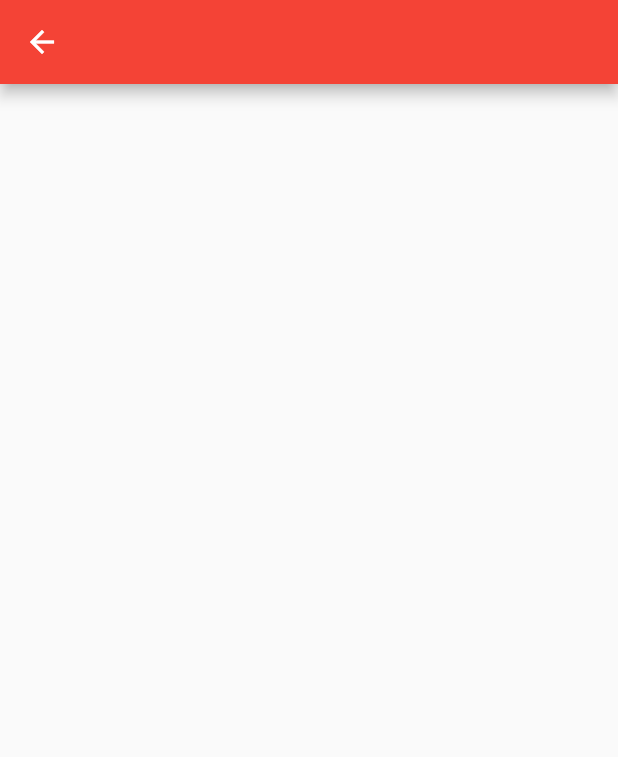
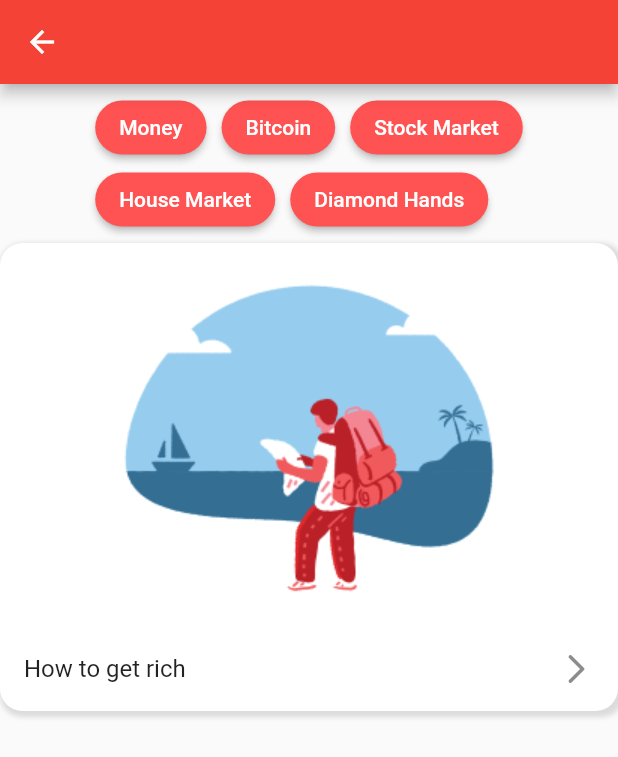
Before and after one commit to oluchristian/flutter-blog-app, a Flutter app: the HomePage screen opened directly, on a phone screen of 412 x 824 dp. Shown: the top 757 px of the screen. Run offline on Flutter 3.47's test engine with Material 2 defaults, Android fonts, the phone set to English and light mode, and no system bars.

Commit message:
updated code

```diff
--- a/lib/home_page.dart
+++ b/lib/home_page.dart
@@ -7,6 +7,90 @@ class HomePage extends StatelessWidget {
   Widget build(BuildContext context) {
     return Scaffold(
       appBar: AppBar(),
+      body: Column(
+        children: [
+          Padding(
+            padding:
+                const EdgeInsets.symmetric(horizontal: 10.0, vertical: 5.0),
+            child: Wrap(
+              spacing: 10.0,
+              children: [
+                ElevatedButton(
+                  onPressed: () {},
+                  style: ElevatedButton.styleFrom(
+                    backgroundColor: Colors.redAccent,
+                    foregroundColor: Colors.white,
+                    shape: const StadiumBorder(),
+                  ),
+                  child: const Text('Money'),
+                ),
+                ElevatedButton(
+                  onPressed: () {},
+                  style: ElevatedButton.styleFrom(
+                    backgroundColor: Colors.redAccent,
+                    foregroundColor: Colors.white,
+                    shape: const StadiumBorder(),
+                  ),
+                  child: const Text('Bitcoin'),
+                ),
+                ElevatedButton(
+                  onPressed: () {},
+                  style: ElevatedButton.styleFrom(
+                    backgroundColor: Colors.redAccent,
+                    foregroundColor: Colors.white,
+                    shape: const StadiumBorder(),
+                  ),
+                  child: const Text('Stock Market'),
+                ),
+                ElevatedButton(
+                  onPressed: () {},
+                  style: ElevatedButton.styleFrom(
+                    backgroundColor: Colors.redAccent,
+                    foregroundColor: Colors.white,
+                    shape: const StadiumBorder(),
+                  ),
+                  child: const Text('House Market'),
+                ),
+                ElevatedButton(
+                  onPressed: () {},
+                  style: ElevatedButton.styleFrom(
+                    backgroundColor: Colors.redAccent,
+                    foregroundColor: Colors.white,
+                    shape: const StadiumBorder(),
+                  ),
+                  child: const Text('Diamond Hands'),
+                ),
+              ],
+            ),
+          ),
+          Container(
+            width: double.infinity,
+            decoration: BoxDecoration(
+              color: Colors.white,
+              borderRadius: BorderRadius.circular(15),
+              boxShadow: const [
+                BoxShadow(
+                    color: Colors.black12,
+                    spreadRadius: 2,
+                    blurRadius: 2,
+                    offset: Offset(
+                      2,
+                      2,
+                    )),
+              ],
+            ),
+            child: Column(
+              children: [
+                Image.asset('images/image3.png'),
+                const ListTile(
+                  title: Text('How to get rich'),
+                  trailing: Icon(Icons.arrow_forward_ios_rounded),
+                )
+              ],
+            ),
+          ),
+        ],
+      ),
     );
   }
 }
```
Also changed, not shown: images/image3.png (added).
